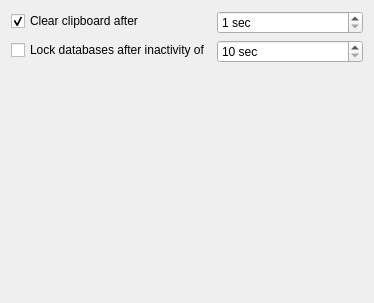
First picture: the form in src/gui/SettingsWidgetSecurity.ui, repository keepassxreboot/keepassxc, before the edit.
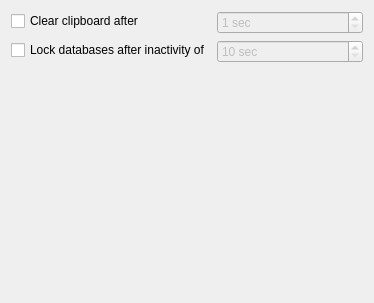
Second picture: the form after the edit.

Commit message:
Disable settings spinboxes by default.
They get enabled when the corresponding checkboxes are checked.

The edit to the form file:
```diff
--- a/src/gui/SettingsWidgetSecurity.ui
+++ b/src/gui/SettingsWidgetSecurity.ui
@@ -16,13 +16,13 @@
      <property name="text">
       <string>Clear clipboard after</string>
      </property>
-     <property name="checked">
-      <bool>true</bool>
-     </property>
     </widget>
    </item>
    <item row="0" column="1">
     <widget class="QSpinBox" name="clearClipboardSpinBox">
+     <property name="enabled">
+      <bool>false</bool>
+     </property>
      <property name="suffix">
       <string> sec</string>
      </property>
@@ -43,6 +43,9 @@
    </item>
    <item row="1" column="1">
     <widget class="QSpinBox" name="lockDatabaseIdleSpinBox">
+     <property name="enabled">
+      <bool>false</bool>
+     </property>
      <property name="suffix">
       <string> sec</string>
      </property>
```
